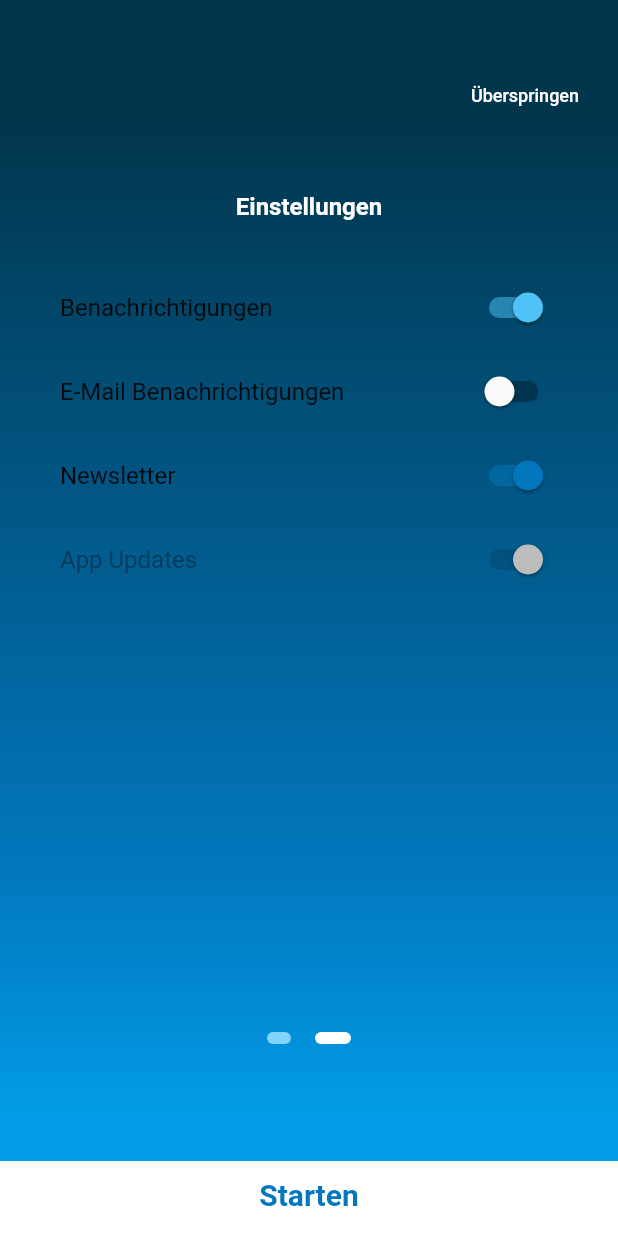
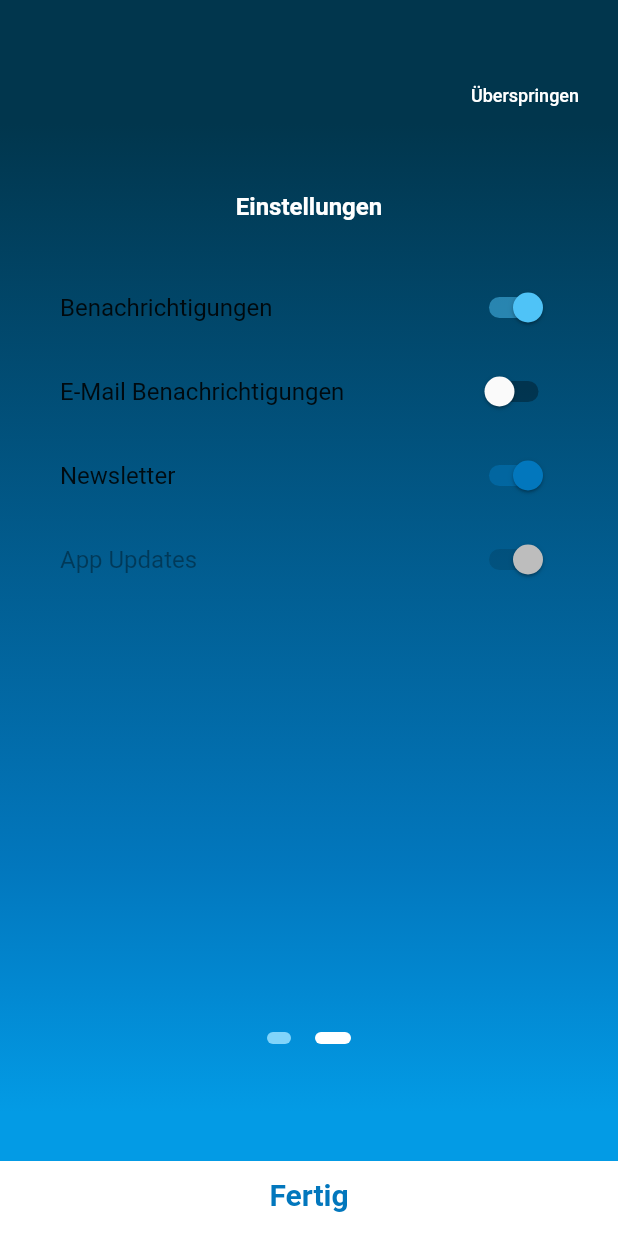
Before and after one commit to ronkun/darfichraus-app, a Flutter app: the screen it shows after launch, swiped to page 2, on a phone screen of 412 x 824 dp. Run offline on Flutter 3.47's test engine with Material 2 defaults, Android fonts, the phone set to English and light mode, and no system bars; our stand-ins replace flutter_map, font_awesome_flutter, latlong, shared_preferences, step_progress_indicator; missing offline and left inert: geojson, geopoint, pedantic.

Commit message:
Init Screen label changed

```diff
--- a/lib/InitScreen.dart
+++ b/lib/InitScreen.dart
@@ -203,7 +203,7 @@ class _OnboardingScreenState extends State<OnboardingScreen> {
                   child: Padding(
                     padding: EdgeInsets.only(bottom: 5.0),
                     child: Text(
-                      'Starten',
+                      'Fertig',
                       style: TextStyle(
                         color: Colors.lightBlue[800],
                         fontSize: 20.0,
```
